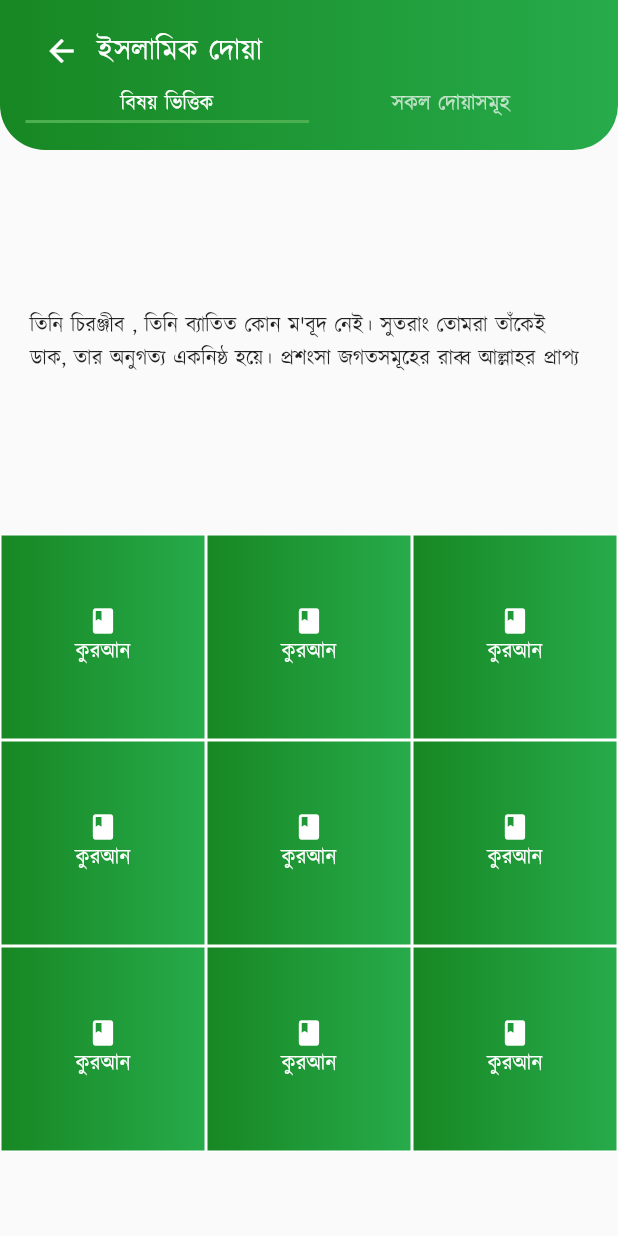
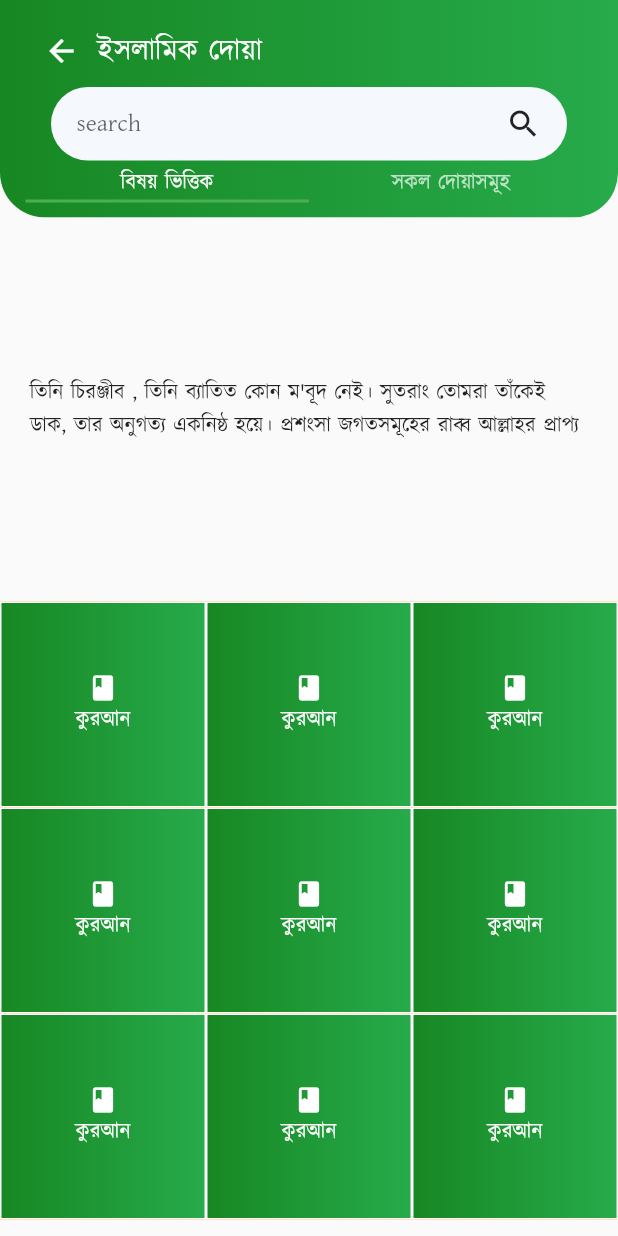
Before and after one commit to tora-shuvo-project/islamic_world, a Flutter app: the DoyaNameScren screen opened directly, on a phone screen of 412 x 824 dp. Run offline on Flutter 3.47's test engine with Material 2 defaults, Android fonts, the phone set to English and light mode, and no system bars; our stand-ins replace audioplayers, dropdown_formfield, flutter_local_notifications, flutter_speed_dial, geolocator, google_maps_flutter and 4 more; missing offline and left inert: bangla_utilities, compasstools, dropdownfield, hijri_picker, matrix_gesture_detector; accounts and stored records are empty.

Commit message:
added search bar

```diff
--- a/lib/pages/doya_name_page.dart
+++ b/lib/pages/doya_name_page.dart
@@ -14,7 +14,7 @@ class DoyaNameScren extends StatefulWidget {
 class _DoyaNameScrenState extends State<DoyaNameScren> {
 
   List<DoyaNameModels> doyaNameModels=new List();
-
+  bool isSearch=false;
   @override
   void initState() {
     // TODO: implement initState
@@ -30,7 +30,7 @@ class _DoyaNameScrenState extends State<DoyaNameScren> {
 
   @override
   Widget build(BuildContext context) {
-
+    TextEditingController searchController = new TextEditingController();
     return SafeArea(
       child: DefaultTabController(
         length: 2,
@@ -40,7 +40,7 @@ class _DoyaNameScrenState extends State<DoyaNameScren> {
             child: ClipRRect(
               borderRadius: BorderRadius.only(bottomLeft: Radius.circular(30), bottomRight: Radius.circular(30)),
               child: Container(
-                height:100,
+                height:145,
                 width: MediaQuery.of(context).size.width,
                 decoration: BoxDecoration(
                     gradient: LinearGradient(colors: [
@@ -69,6 +69,43 @@ class _DoyaNameScrenState extends State<DoyaNameScren> {
 
                         ],
                       ),
+                      Container(
+                        decoration: BoxDecoration(
+                            color: Color(0xfff5f8fd),
+                            borderRadius: BorderRadius.circular(30)
+                        )
+                        ,
+                        margin: EdgeInsets.symmetric(horizontal: 17),
+                        padding: EdgeInsets.symmetric(horizontal: 17),
+                        child: Row(
+                          children: <Widget>[
+                            Expanded(child: TextField(
+                              controller: searchController,
+                              decoration: InputDecoration(
+                                border: InputBorder.none,
+                                hintText: "search",
+                              ),
+                              onChanged: (value)async{
+                                setState(() {
+
+                                });
+                              },
+                            )),
+
+                            Container(
+                                child: InkWell(
+                                    onTap: (){
+                                      setState(() {
+
+                                      });
+                                    },
+                                    child: Icon(isSearch?Icons.cancel:Icons.search))),
+
+                          ],
+                        ),
+
+                      ),
+                      SizedBox(height: 4,),
                       TabBar(tabs:  [new Text("বিষয় ভিত্তিক"), new Text("সকল দোয়াসমূহ")])
                     ],
                   ),
```
Also changed, not shown: 1 other file.
